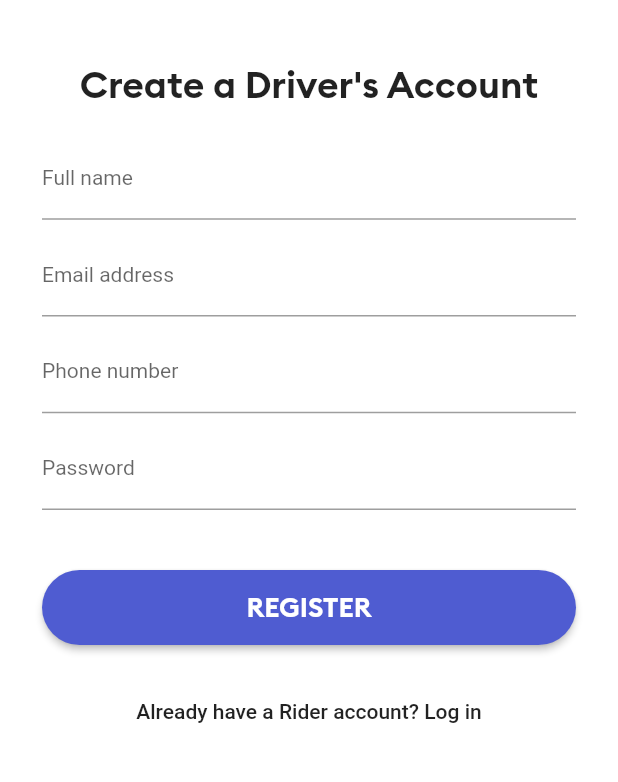
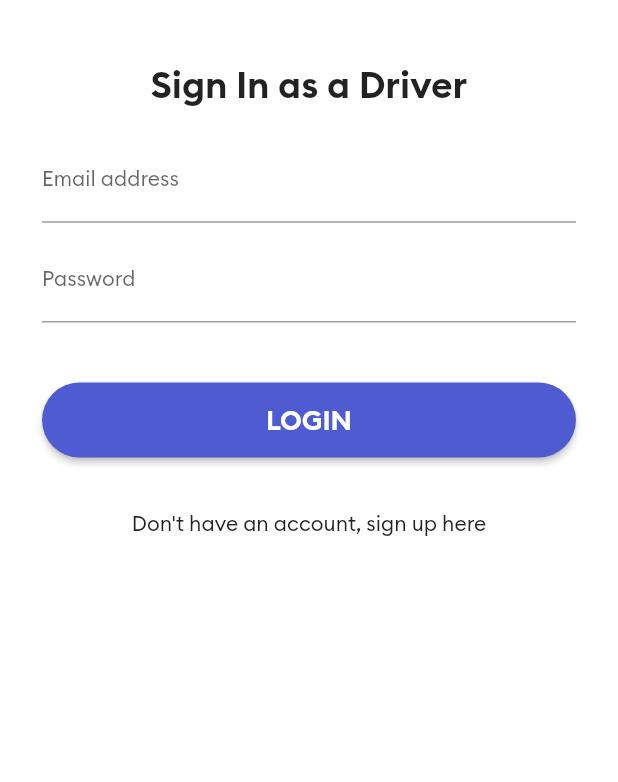
Before and after one commit to Flutter-Streamliner/UberCabDriver, a Flutter app: the screen it shows after launch, on a phone screen of 412 x 824 dp, the part 267-1049 px from its top. Run offline on Flutter 3.47's test engine with Material 2 defaults, Android fonts, the phone set to English and light mode, and no system bars; our stand-ins replace connectivity, firebase_auth, firebase_core, firebase_database; accounts and stored records are empty.

Commit message:
Login Driver Using Firebase Authentication

```diff
--- a/lib/main.dart
+++ b/lib/main.dart
@@ -1,5 +1,6 @@
 import 'dart:io';
 
+import 'package:cab_driver/screens/login_page.dart';
 import 'package:cab_driver/screens/main_page.dart';
 import 'package:cab_driver/screens/registration_page.dart';
 import 'package:cab_driver/screens/vehicle_info_page.dart';
@@ -41,14 +42,13 @@ class MyApp extends StatelessWidget {
   Widget build(BuildContext context) {
     return MaterialApp(
       title: 'Flutter Demo',
-      theme: ThemeData(
-        primarySwatch: Colors.blue,
-      ),
-      initialRoute: RegistrationPage.id,
+      theme: ThemeData(primarySwatch: Colors.blue, fontFamily: 'Brand-Regular'),
+      initialRoute: LoginPage.id,
       routes: {
         MainPage.id: (ctx) => MainPage(),
         RegistrationPage.id: (ctx) => RegistrationPage(),
         VehicleInfoPage.id: (ctx) => VehicleInfoPage(),
+        LoginPage.id: (ctx) => LoginPage(),
       },
     );
   }
--- /dev/null
+++ b/lib/screens/login_page.dart
@@ -0,0 +1,173 @@
+import 'package:cab_driver/brand_colors.dart';
+import 'package:cab_driver/screens/main_page.dart';
+import 'package:cab_driver/screens/registration_page.dart';
+import 'package:cab_driver/utils/connection.dart';
+import 'package:cab_driver/widgets/confirm_button.dart';
+import 'package:cab_driver/widgets/progress_dialog.dart';
+import 'package:firebase_auth/firebase_auth.dart';
+import 'package:firebase_database/firebase_database.dart';
+import 'package:flutter/material.dart';
+import 'package:flutter/services.dart';
+
+class LoginPage extends StatefulWidget {
+  static const String id = 'login';
+
+  @override
+  _LoginPageState createState() => _LoginPageState();
+}
+
+class _LoginPageState extends State<LoginPage> {
+  final FirebaseAuth _auth = FirebaseAuth.instance;
+
+  final _emailController = TextEditingController();
+  final _passwordController = TextEditingController();
+
+  void showSnackBar(String title) {
+    final SnackBar snackBar = SnackBar(
+      content: Text(
+        title,
+        textAlign: TextAlign.center,
+        style: TextStyle(fontSize: 15),
+      ),
+    );
+    ScaffoldMessenger.of(context).showSnackBar(snackBar);
+  }
+
+  void login() async {
+    showDialog(
+        barrierDismissible: false,
+        context: context,
+        builder: (context) => ProgressDialog('Logging you in'));
+    final UserCredential userCredential = await _auth
+        .signInWithEmailAndPassword(
+            email: _emailController.text, password: _passwordController.text)
+        .catchError((error) {
+      Navigator.pop(context);
+      PlatformException exception = error;
+      showSnackBar(exception.message);
+    });
+
+    if (userCredential != null && userCredential.user != null) {
+      // verify login
+      DatabaseReference userRef = FirebaseDatabase.instance
+          .reference()
+          .child('/drivers/${userCredential.user.uid}');
+      userRef.once().then((snapshot) {
+        if (snapshot.value != null) {
+          Navigator.pushNamedAndRemoveUntil(
+              context, MainPage.id, (route) => false);
+        }
+      });
+    }
+  }
+
+  @override
+  Widget build(BuildContext context) {
+    return Scaffold(
+      backgroundColor: Colors.white,
+      body: SafeArea(
+        child: SingleChildScrollView(
+          child: Padding(
+            padding: const EdgeInsets.all(8.0),
+            child: Column(
+              children: [
+                SizedBox(
+                  height: 70,
+                ),
+                Image(
+                  alignment: Alignment.center,
+                  height: 100,
+                  width: 100,
+                  image: AssetImage('images/logo.png'),
+                ),
+                SizedBox(
+                  height: 40,
+                ),
+                Text(
+                  'Sign In as a Driver',
+                  textAlign: TextAlign.center,
+                  style: TextStyle(fontSize: 25, fontFamily: 'Brand-Bold'),
+                ),
+                Padding(
+                  padding: const EdgeInsets.all(20.0),
+                  child: Column(
+                    children: [
+                      TextField(
+                        controller: _emailController,
+                        keyboardType: TextInputType.emailAddress,
+                        decoration: InputDecoration(
+                            labelText: 'Email address',
+                            labelStyle: TextStyle(
+                              fontSize: 14.0,
+                            ),
+                            hintStyle:
+                                TextStyle(color: Colors.grey, fontSize: 10.0)),
+                        style: TextStyle(
+                          fontSize: 14,
+                        ),
+                      ),
+                      SizedBox(
+                        height: 10,
+                      ),
+                      TextField(
+                        controller: _passwordController,
+                        obscureText: true,
+                        decoration: InputDecoration(
+                            labelText: 'Password',
+                            labelStyle: TextStyle(
+                              fontSize: 14.0,
+                            ),
+                            hintStyle:
+                                TextStyle(color: Colors.grey, fontSize: 10.0)),
+                        style: TextStyle(
+                          fontSize: 14,
+                        ),
+                      ),
+                      SizedBox(
+                        height: 40,
+                      ),
+                      ConfirmButton(
+                        title: 'LOGIN',
+                        color: BrandColors.colorAccentPurple,
+                        onPressed: () async {
+                          // check network availability
+                          if (!await Connection.checkConnection()) {
+                            showSnackBar('No internet');
+                            return;
+                          }
+                          if (!_emailController.text.contains('@')) {
+                            showSnackBar('Please enter a valid email address');
+                            return;
+                          }
+                          if (_passwordController.text.trim().length < 8) {
+                            showSnackBar('Please enter a valid password');
+                            return;
+                          }
+                          login();
+                        },
+                      ),
+                    ],
+                  ),
+                ),
+                FlatButton(
+                  onPressed: () {
+                    Navigator.pushNamedAndRemoveUntil(
+                        context, RegistrationPage.id, (route) => false);
+                  },
+                  child: Text('Don\'t have an account, sign up here'),
+                )
+              ],
+            ),
+          ),
+        ),
+      ),
+    );
+  }
+
+  @override
+  void dispose() {
+    super.dispose();
+    _emailController.dispose();
+    _passwordController.dispose();
+  }
+}
```
